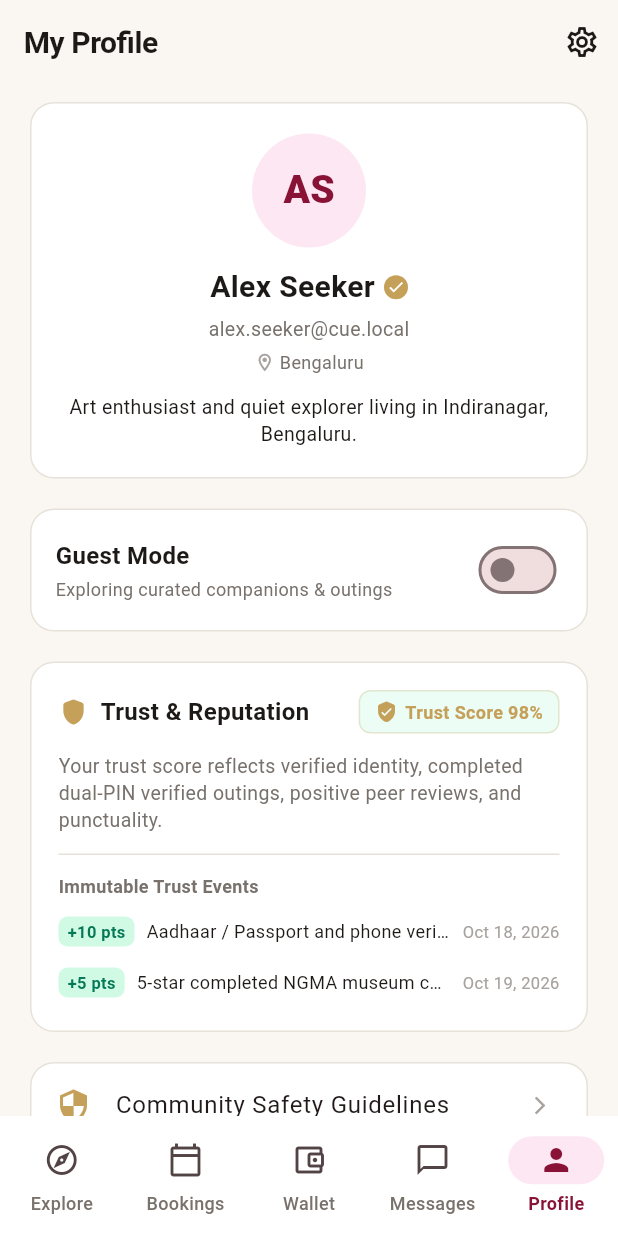
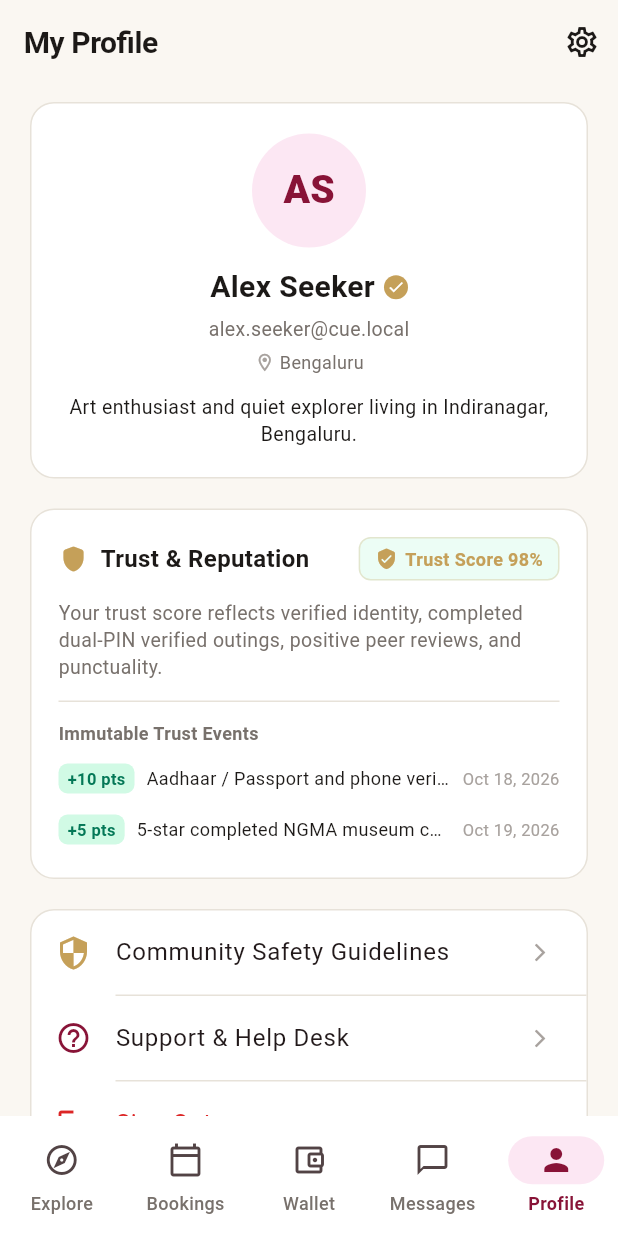
Before and after one commit to one-brain/LoveAgain, a Flutter app: the screen it shows after launch, item 5 of the bottom bar chosen, on a phone screen of 412 x 824 dp. Run offline on Flutter 3.47's test engine with Material 3 defaults, Android fonts, the phone set to English and light mode, and no system bars; our stand-ins replace dio, flutter_riverpod, go_router, shared_preferences; network calls fail; Roboto replaces fonts that are missing (Plus Jakarta Sans).

Commit message:
feat(mobile): remove manual Host Mode vs Guest Mode persona toggle from Profile screen

```diff
--- a/mobile/lib/features/profile/profile_screen.dart
+++ b/mobile/lib/features/profile/profile_screen.dart
@@ -20,7 +20,7 @@ class _ProfileScreenState extends ConsumerState<ProfileScreen> {
   Widget build(BuildContext context) {
     final auth = ref.watch(authControllerProvider);
     final user = auth.user;
-    final isHostMode = auth.isHostMode;
+    final isHost = user?.isHost == true || auth.isHostMode;
 
     return Scaffold(
       appBar: AppBar(
@@ -116,57 +116,8 @@ class _ProfileScreenState extends ConsumerState<ProfileScreen> {
           ),
           const SizedBox(height: 20),
 
-          // Role Switcher Card (Host Mode vs Guest Mode)
-          Container(
-            padding: const EdgeInsets.all(16),
-            decoration: BoxDecoration(
-              color: AppColors.surface,
-              borderRadius: BorderRadius.circular(16),
-              border: Border.all(color: AppColors.border),
-            ),
-            child: Row(
-              mainAxisAlignment: MainAxisAlignment.spaceBetween,
-              children: [
-                Expanded(
-                  child: Column(
-                    crossAxisAlignment: CrossAxisAlignment.start,
-                    children: [
-                      Text(
-                        isHostMode ? 'Host Mode' : 'Guest Mode',
-                        style: const TextStyle(
-                          fontSize: 16,
-                          fontWeight: FontWeight.w700,
-                          color: AppColors.textPrimary,
-                        ),
-                      ),
-                      const SizedBox(height: 2),
-                      Text(
-                        isHostMode
-                            ? 'Viewing incoming requests & companion dashboard'
-                            : 'Exploring curated companions & outings',
-                        style: const TextStyle(
-                          fontSize: 12,
-                          color: AppColors.textSecondary,
-                        ),
-                      ),
-                    ],
-                  ),
-                ),
-                const SizedBox(width: 12),
-                Switch(
-                  value: isHostMode,
-                  activeThumbColor: AppColors.primary,
-                  onChanged: (val) {
-                    ref.read(authControllerProvider.notifier).toggleRole();
-                  },
-                ),
-              ],
-            ),
-          ),
-          const SizedBox(height: 20),
-
-          // Host Dashboard summary (Visible when Host Mode is on)
-          if (isHostMode) ...[
+          // Host Dashboard summary (Visible for registered companions / hosts)
+          if (isHost) ...[
             Container(
               padding: const EdgeInsets.all(16),
               decoration: BoxDecoration(
```
Also changed, not shown: 1 other file.
